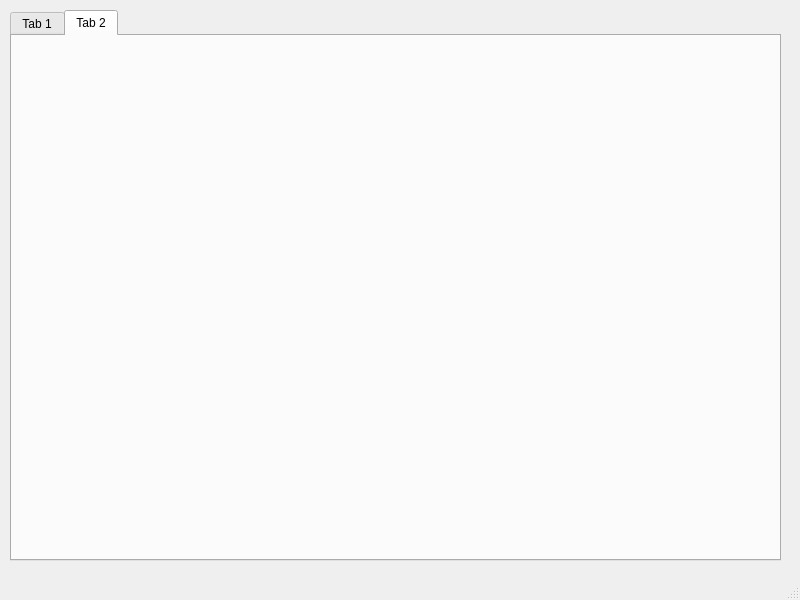
The window that mainwindow.ui (ArkadiiKozlov/TzkViewer) describes before a commit, drawn with Qt 5.
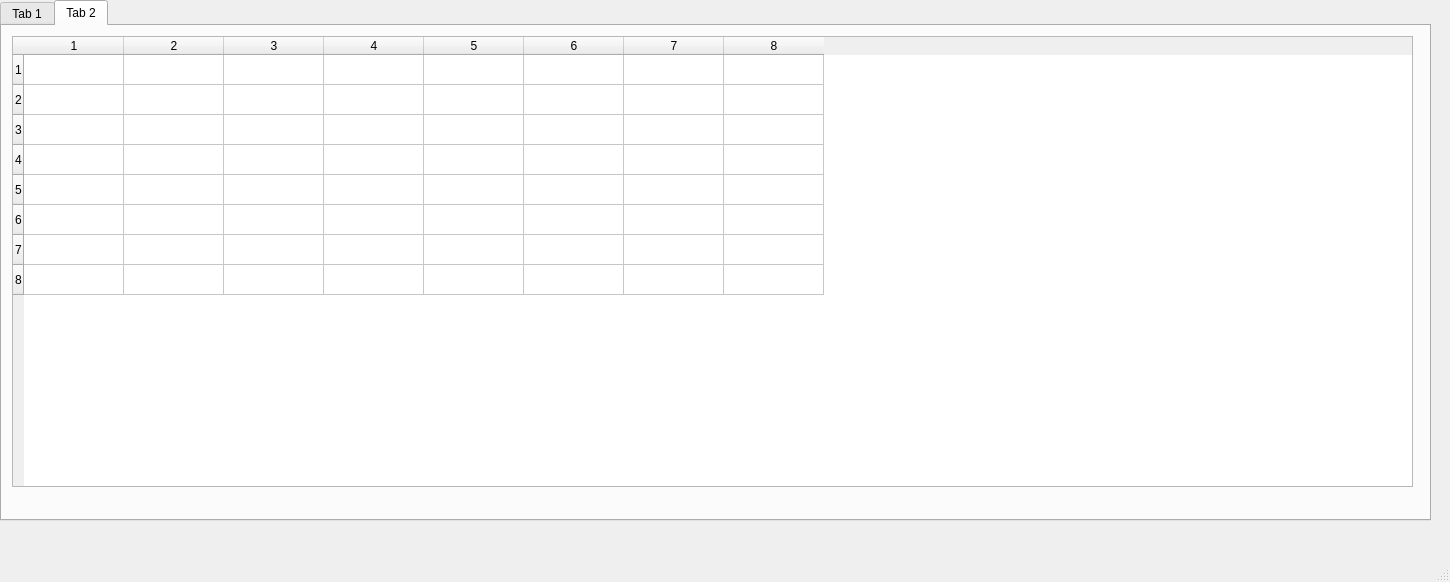
The same window after the commit. The open tabs and pages were chosen to show the change.

What changed in the file:
```diff
--- a/mainwindow.ui
+++ b/mainwindow.ui
@@ -6,8 +6,8 @@
    <rect>
     <x>0</x>
     <y>0</y>
-    <width>800</width>
-    <height>600</height>
+    <width>1450</width>
+    <height>582</height>
    </rect>
   </property>
   <property name="windowTitle">
@@ -17,10 +17,10 @@
    <widget class="QTabWidget" name="tabWidget">
     <property name="geometry">
      <rect>
-      <x>10</x>
-      <y>10</y>
-      <width>771</width>
-      <height>551</height>
+      <x>0</x>
+      <y>0</y>
+      <width>1431</width>
+      <height>521</height>
      </rect>
     </property>
     <property name="currentIndex">
@@ -63,6 +63,38 @@
      <attribute name="title">
       <string>Tab 2</string>
      </attribute>
+     <widget class="QTableWidget" name="tableWidget_2">
+      <property name="geometry">
+       <rect>
+        <x>10</x>
+        <y>10</y>
+        <width>1401</width>
+        <height>451</height>
+       </rect>
+      </property>
+      <property name="rowCount">
+       <number>8</number>
+      </property>
+      <property name="columnCount">
+       <number>8</number>
+      </property>
+      <row/>
+      <row/>
+      <row/>
+      <row/>
+      <row/>
+      <row/>
+      <row/>
+      <row/>
+      <column/>
+      <column/>
+      <column/>
+      <column/>
+      <column/>
+      <column/>
+      <column/>
+      <column/>
+     </widget>
     </widget>
    </widget>
   </widget>
```
Left out of the diff: 10 changed lines with no effect on the pictures.
